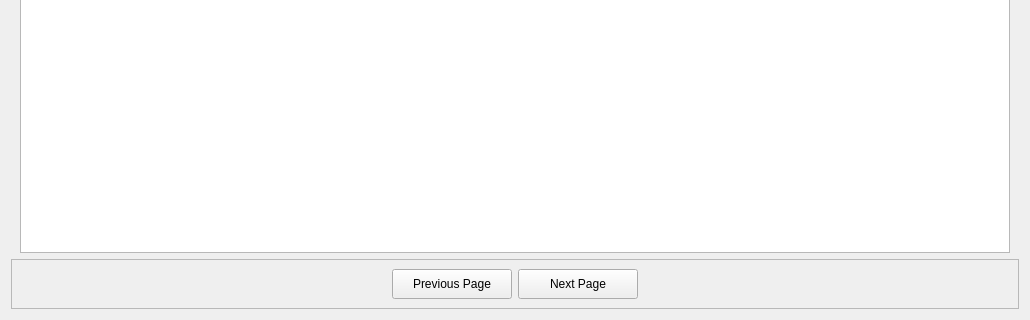
Above: ui_files/services_page.ui from xbryan25/hotel-management-system before the change; both pictures show x 0 to 1030 and y 430 to 750 of the 1030 by 750 pixel window. Below: the same form after it.
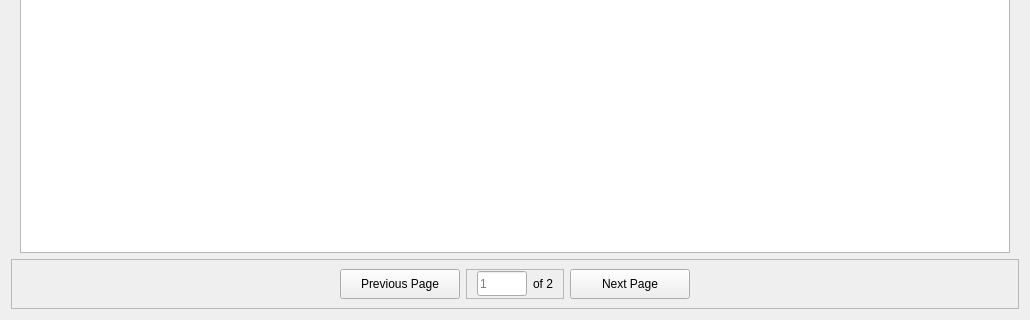
That is the form after the change.

Commit message: feat(services_page): add page_number_lineedit and dynamic total_pages label

```diff
--- a/ui_files/services_page.ui
+++ b/ui_files/services_page.ui
@@ -315,7 +315,7 @@
         </property>
        </spacer>
       </item>
-      <item row="0" column="2">
+      <item row="0" column="3">
        <widget class="QPushButton" name="next_page_button">
         <property name="minimumSize">
          <size>
@@ -347,7 +347,7 @@
         </property>
        </widget>
       </item>
-      <item row="0" column="3">
+      <item row="0" column="4">
        <spacer name="hs_5">
         <property name="orientation">
          <enum>Qt::Horizontal</enum>
@@ -360,6 +360,71 @@
         </property>
        </spacer>
       </item>
+      <item row="0" column="2">
+       <widget class="QFrame" name="page_number_frame">
+        <property name="frameShape">
+         <enum>QFrame::StyledPanel</enum>
+        </property>
+        <property name="frameShadow">
+         <enum>QFrame::Raised</enum>
+        </property>
+        <layout class="QGridLayout" name="gridLayout_7">
+         <property name="leftMargin">
+          <number>10</number>
+         </property>
+         <property name="topMargin">
+          <number>0</number>
+         </property>
+         <property name="rightMargin">
+          <number>10</number>
+         </property>
+         <property name="bottomMargin">
+          <number>0</number>
+         </property>
+         <item row="0" column="0">
+          <widget class="QLineEdit" name="page_number_lineedit">
+           <property name="sizePolicy">
+            <sizepolicy hsizetype="Preferred" vsizetype="Fixed">
+             <horstretch>0</horstretch>
+             <verstretch>0</verstretch>
+            </sizepolicy>
+           </property>
+           <property name="minimumSize">
+            <size>
+             <width>50</width>
+             <height>25</height>
+            </size>
+           </property>
+           <property name="maximumSize">
+            <size>
+             <width>50</width>
+             <height>16777215</height>
+            </size>
+           </property>
+           <property name="text">
+            <string/>
+           </property>
+           <property name="placeholderText">
+            <string>1</string>
+           </property>
+          </widget>
+         </item>
+         <item row="0" column="1">
+          <widget class="QLabel" name="of_page_number_label">
+           <property name="minimumSize">
+            <size>
+             <width>20</width>
+             <height>0</height>
+            </size>
+           </property>
+           <property name="text">
+            <string>of 2</string>
+           </property>
+          </widget>
+         </item>
+        </layout>
+       </widget>
+      </item>
      </layout>
     </widget>
    </item>
```
The commit also changes 6 other files.
